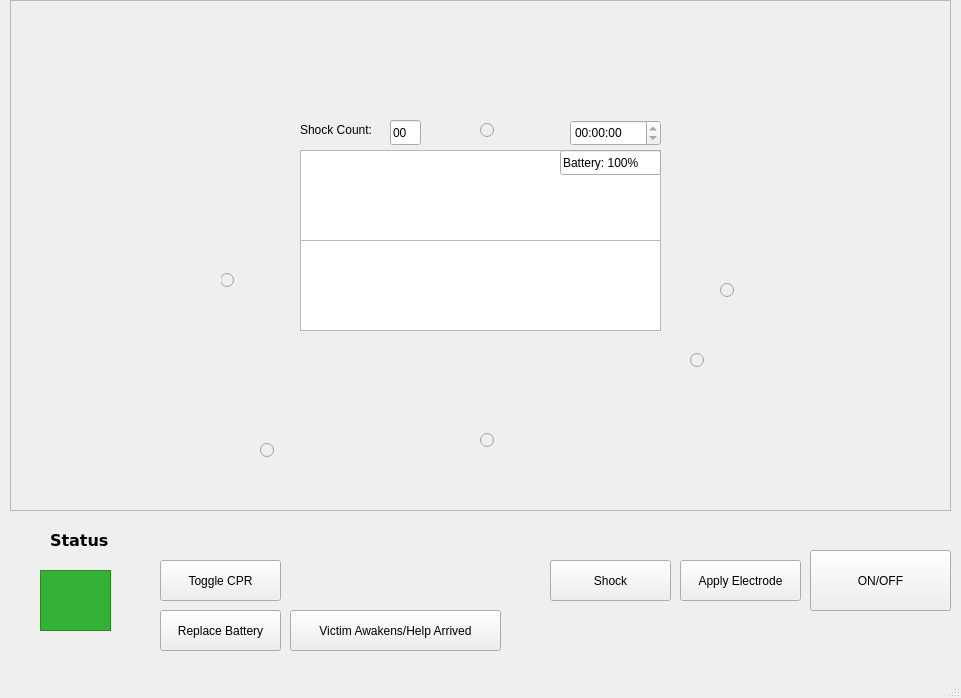
Old version of the form src/aed-sim/mainwindow.ui in the repository zachtes13/comp3004_aed-sim.
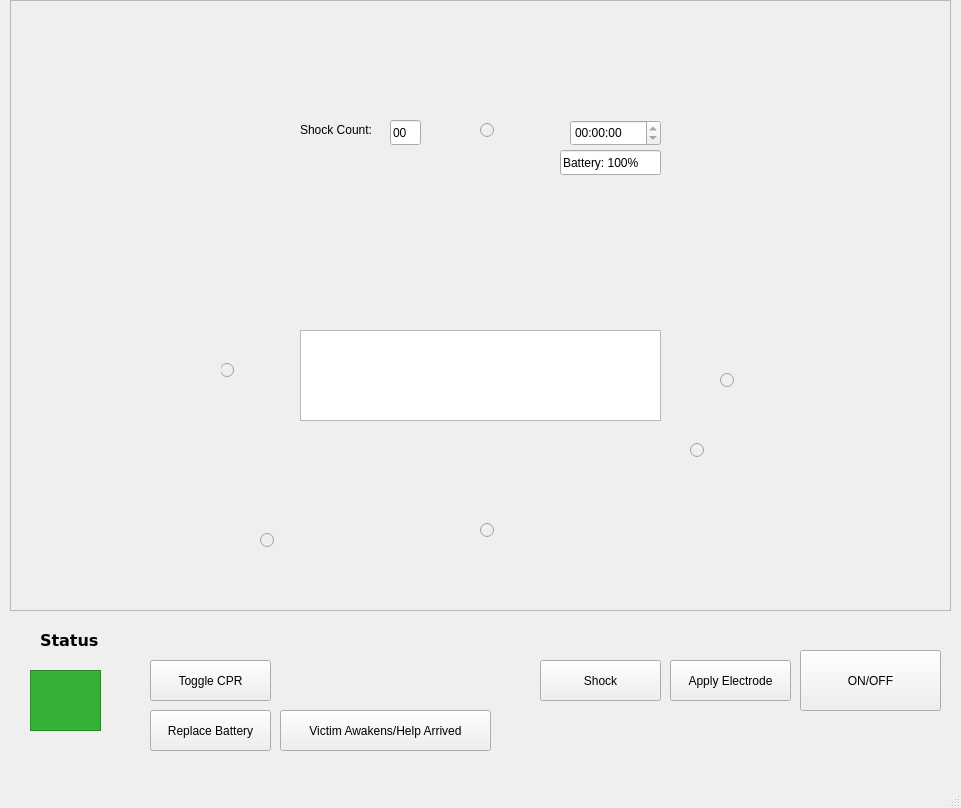
New version of the form.

Patch:
```diff
--- a/src/aed-sim/mainwindow.ui
+++ b/src/aed-sim/mainwindow.ui
@@ -7,7 +7,7 @@
     <x>0</x>
     <y>0</y>
     <width>961</width>
-    <height>698</height>
+    <height>808</height>
    </rect>
   </property>
   <property name="windowTitle">
@@ -20,7 +20,7 @@
       <x>10</x>
       <y>0</y>
       <width>941</width>
-      <height>511</height>
+      <height>611</height>
      </rect>
     </property>
     <property name="frameShape">
@@ -36,7 +36,7 @@
      <property name="geometry">
       <rect>
        <x>210</x>
-       <y>270</y>
+       <y>360</y>
        <width>16</width>
        <height>21</height>
       </rect>
@@ -95,7 +95,7 @@
      <property name="geometry">
       <rect>
        <x>290</x>
-       <y>240</y>
+       <y>330</y>
        <width>361</width>
        <height>91</height>
       </rect>
@@ -121,7 +121,7 @@
      <property name="geometry">
       <rect>
        <x>710</x>
-       <y>280</y>
+       <y>370</y>
        <width>16</width>
        <height>21</height>
       </rect>
@@ -152,7 +152,7 @@
      <property name="geometry">
       <rect>
        <x>680</x>
-       <y>350</y>
+       <y>440</y>
        <width>16</width>
        <height>21</height>
       </rect>
@@ -183,7 +183,7 @@
      <property name="geometry">
       <rect>
        <x>470</x>
-       <y>430</y>
+       <y>520</y>
        <width>16</width>
        <height>21</height>
       </rect>
@@ -214,7 +214,7 @@
      <property name="geometry">
       <rect>
        <x>250</x>
-       <y>440</y>
+       <y>530</y>
        <width>16</width>
        <height>21</height>
       </rect>
@@ -238,16 +238,6 @@
       <bool>false</bool>
      </property>
     </widget>
-    <widget class="QTextBrowser" name="mainDisplay">
-     <property name="geometry">
-      <rect>
-       <x>290</x>
-       <y>150</y>
-       <width>361</width>
-       <height>91</height>
-      </rect>
-     </property>
-    </widget>
     <widget class="QLabel" name="shockCountLabel">
      <property name="geometry">
       <rect>
@@ -284,7 +274,7 @@
      <property name="geometry">
       <rect>
        <x>80</x>
-       <y>190</y>
+       <y>280</y>
        <width>131</width>
        <height>111</height>
       </rect>
@@ -322,7 +312,7 @@
      <property name="geometry">
       <rect>
        <x>730</x>
-       <y>190</y>
+       <y>280</y>
        <width>131</width>
        <height>111</height>
       </rect>
@@ -341,7 +331,7 @@
      <property name="geometry">
       <rect>
        <x>610</x>
-       <y>370</y>
+       <y>460</y>
        <width>121</width>
        <height>101</height>
       </rect>
@@ -360,7 +350,7 @@
      <property name="geometry">
       <rect>
        <x>200</x>
-       <y>350</y>
+       <y>440</y>
        <width>111</width>
        <height>91</height>
       </rect>
@@ -379,7 +369,7 @@
      <property name="geometry">
       <rect>
        <x>280</x>
-       <y>410</y>
+       <y>500</y>
        <width>111</width>
        <height>91</height>
       </rect>
@@ -398,7 +388,7 @@
      <property name="geometry">
       <rect>
        <x>440</x>
-       <y>340</y>
+       <y>430</y>
        <width>91</width>
        <height>81</height>
       </rect>
@@ -423,12 +413,31 @@
       <string>Battery: 100%</string>
      </property>
     </widget>
+    <widget class="QLabel" name="ecgDisplay">
+     <property name="enabled">
+      <bool>true</bool>
+     </property>
+     <property name="geometry">
+      <rect>
+       <x>290</x>
+       <y>180</y>
+       <width>361</width>
+       <height>141</height>
+      </rect>
+     </property>
+     <property name="autoFillBackground">
+      <bool>true</bool>
+     </property>
+     <property name="text">
+      <string/>
+     </property>
+    </widget>
    </widget>
    <widget class="QTextBrowser" name="statusDisplay">
     <property name="geometry">
      <rect>
-      <x>40</x>
-      <y>570</y>
+      <x>30</x>
+      <y>670</y>
       <width>71</width>
       <height>61</height>
      </rect>
@@ -441,8 +450,8 @@
    <widget class="QLabel" name="statusLabel">
     <property name="geometry">
      <rect>
-      <x>50</x>
-      <y>530</y>
+      <x>40</x>
+      <y>630</y>
       <width>61</width>
       <height>21</height>
      </rect>
@@ -462,8 +471,8 @@
    <widget class="QPushButton" name="shockButton">
     <property name="geometry">
      <rect>
-      <x>550</x>
-      <y>560</y>
+      <x>540</x>
+      <y>660</y>
       <width>121</width>
       <height>41</height>
      </rect>
@@ -475,8 +484,8 @@
    <widget class="QPushButton" name="toggleCprButton">
     <property name="geometry">
      <rect>
-      <x>160</x>
-      <y>560</y>
+      <x>150</x>
+      <y>660</y>
       <width>121</width>
       <height>41</height>
      </rect>
@@ -488,8 +497,8 @@
    <widget class="QPushButton" name="applyElectrodeButton">
     <property name="geometry">
      <rect>
-      <x>680</x>
-      <y>560</y>
+      <x>670</x>
+      <y>660</y>
       <width>121</width>
       <height>41</height>
      </rect>
@@ -501,8 +510,8 @@
    <widget class="QPushButton" name="powerButton">
     <property name="geometry">
      <rect>
-      <x>810</x>
-      <y>550</y>
+      <x>800</x>
+      <y>650</y>
       <width>141</width>
       <height>61</height>
      </rect>
@@ -514,8 +523,8 @@
    <widget class="QPushButton" name="replaceBatteryButton">
     <property name="geometry">
      <rect>
-      <x>160</x>
-      <y>610</y>
+      <x>150</x>
+      <y>710</y>
       <width>121</width>
       <height>41</height>
      </rect>
@@ -527,8 +536,8 @@
    <widget class="QPushButton" name="victimAwakensOrHelpArrivedButton">
     <property name="geometry">
      <rect>
-      <x>290</x>
-      <y>610</y>
+      <x>280</x>
+      <y>710</y>
       <width>211</width>
       <height>41</height>
      </rect>
```
